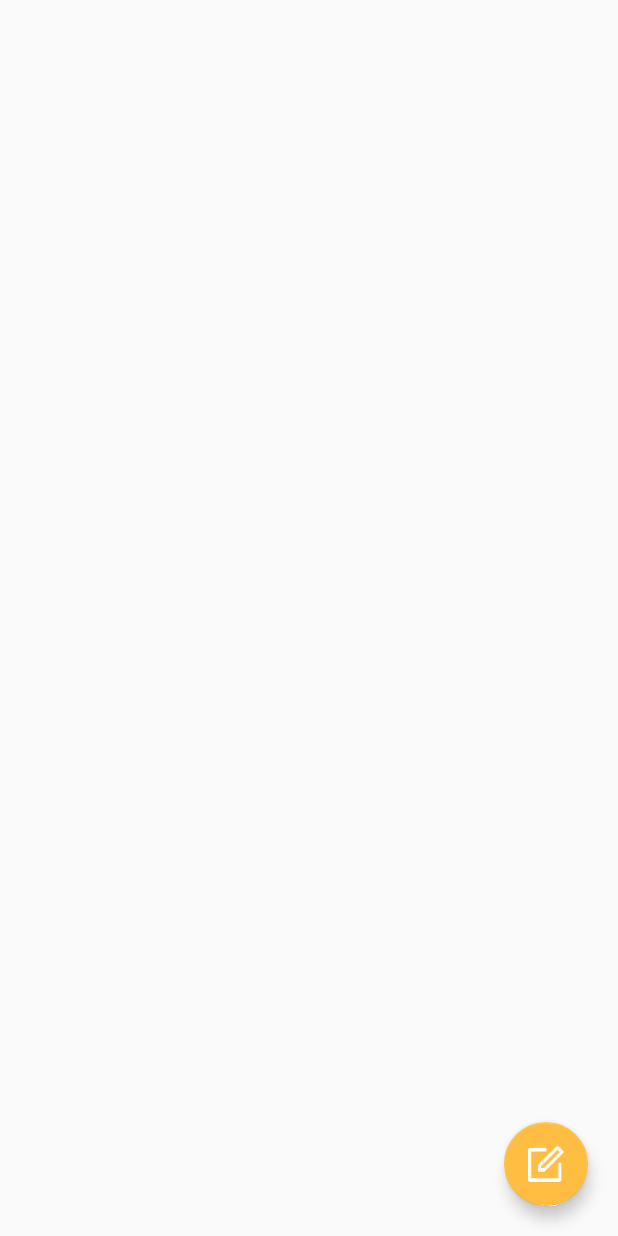
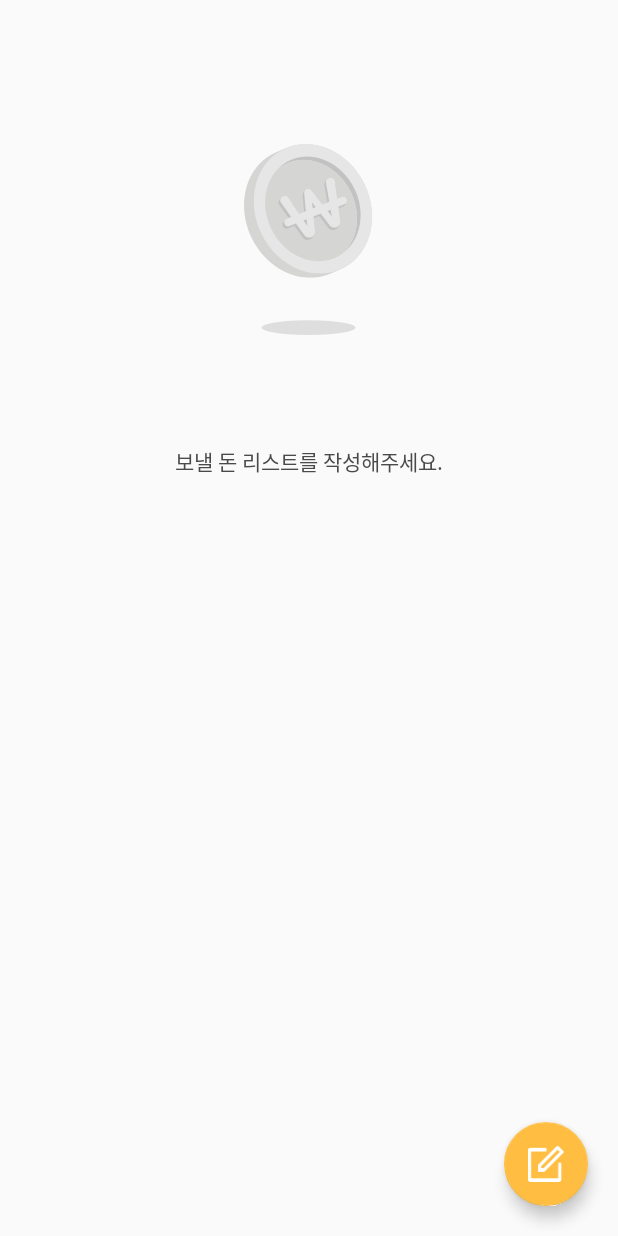
Before and after one commit to KiWooyoung/DoYouRemember, an Android app: the layout fragment_send_money.xml on its own in the app's theme, with its tools: preview values and no code run, on a phone screen of 412 x 824 dp. Run offline under Robolectric (Android 15) with nearby library versions, the phone set to English and light mode, and no system bars.

Commit message:
feature : recyclerview - emptyview적용 / 자주쓰는계좌 랜덤 이미지 적용

```diff
--- a/DoYouRemember/app/src/main/java/com/omjoonkim/doyouremember/app/frequentlyusedaccount/FrequentlyUsedAccountFragment.java
+++ b/DoYouRemember/app/src/main/java/com/omjoonkim/doyouremember/app/frequentlyusedaccount/FrequentlyUsedAccountFragment.java
@@ -79,7 +79,7 @@ public class FrequentlyUsedAccountFragment extends Fragment implements com.omjoo
         recyclerView.setItemAnimator(new DefaultItemAnimator());
 //        "김범준".compareTo("기우영");
         adapter.setMode(Attributes.Mode.Single);
-        presenter.setModel();
+        presenter.setModel(getContext());
         return view;
     }
 
@@ -232,12 +232,12 @@ public class FrequentlyUsedAccountFragment extends Fragment implements com.omjoo
     public void onActivityResult(int requestCode, int resultCode, Intent data) {
         super.onActivityResult(requestCode, resultCode, data);
         if(requestCode == 0 && resultCode == Activity.RESULT_OK)
-            presenter.setModel();
+            presenter.setModel(getContext());
         if(requestCode == 1 && resultCode == Activity.RESULT_OK)
            new Thread(new Runnable() {
                @Override
                public void run() {
-                   presenter.setModel();
+                   presenter.setModel(getContext());
                }
            }).start();
     }
--- a/DoYouRemember/app/src/main/java/com/omjoonkim/doyouremember/app/frequentlyusedaccount/FrequentlyUsedAccountPresenter.java
+++ b/DoYouRemember/app/src/main/java/com/omjoonkim/doyouremember/app/frequentlyusedaccount/FrequentlyUsedAccountPresenter.java
@@ -1,4 +1,6 @@
 package com.omjoonkim.doyouremember.app.frequentlyusedaccount;
+
+import android.content.Context;
 
 import com.omjoonkim.doyouremember.app.frequentlyusedaccount.adapter.FrequentlyUesdAccountAdapter;
 
@@ -13,7 +15,7 @@ public interface FrequentlyUsedAccountPresenter {
     void deleteAccount(int position, String info);
     void onAddFrequentlyUsedAccount();
     void modifyAccount();
-    void setModel();
+    void setModel(Context context);
     void setView(List<FrequentlyUesdAccountAdapter.ItemView> data);
 
     void swipeWriteList(int position);
--- a/DoYouRemember/app/src/main/java/com/omjoonkim/doyouremember/app/frequentlyusedaccount/FrequentlyUsedAccountPresenterImpl.java
+++ b/DoYouRemember/app/src/main/java/com/omjoonkim/doyouremember/app/frequentlyusedaccount/FrequentlyUsedAccountPresenterImpl.java
@@ -1,5 +1,6 @@
 package com.omjoonkim.doyouremember.app.frequentlyusedaccount;
 
+import android.content.Context;
 import android.os.Handler;
 import android.os.Looper;
 
@@ -38,8 +39,8 @@ public class FrequentlyUsedAccountPresenterImpl implements FrequentlyUsedAccount
     }
 
     @Override
-    public void setModel() {
-        model.loadData(this);
+    public void setModel(Context context) {
+        model.loadData(this, context);
     }
 
     @Override
--- a/DoYouRemember/app/src/main/java/com/omjoonkim/doyouremember/app/home/sendmoney/HomeSendAdapter.java
+++ b/DoYouRemember/app/src/main/java/com/omjoonkim/doyouremember/app/home/sendmoney/HomeSendAdapter.java
@@ -1,6 +1,7 @@
 package com.omjoonkim.doyouremember.app.home.sendmoney;
 
 import android.content.Context;
+import android.support.v7.widget.RecyclerView;
 import android.view.LayoutInflater;
 import android.view.View;
 import android.view.ViewGroup;
--- a/DoYouRemember/app/src/main/res/layout/fragment_send_money.xml
+++ b/DoYouRemember/app/src/main/res/layout/fragment_send_money.xml
@@ -16,10 +16,42 @@
         android:layout_margin="@dimen/fab_margin"
         app:srcCompat="@drawable/write_button" />
 
-    <android.support.v7.widget.RecyclerView
+    <!--<android.support.v7.widget.RecyclerView-->
+        <!--android:id="@+id/recycler_home_send"-->
+        <!--android:layout_width="match_parent"-->
+        <!--android:layout_height="match_parent"-->
+        <!--android:scrollbars="vertical" />-->
+
+    <com.omjoonkim.doyouremember.common.EmptyRecyclerView
         android:id="@+id/recycler_home_send"
         android:layout_width="match_parent"
         android:layout_height="match_parent"
-        android:scrollbars="vertical" />
+        android:scrollbars="vertical"/>
+
+    <RelativeLayout
+        android:id="@+id/empty_view_home_send"
+        android:layout_width="match_parent"
+        android:layout_height="match_parent"
+        android:textAlignment="center">
+
+        <ImageView
+            android:id="@+id/textView_empty_img"
+            android:layout_width="wrap_content"
+            android:layout_height="wrap_content"
+            android:layout_centerHorizontal="true"
+            android:layout_marginTop="95dp"
+            android:src="@drawable/empty_note_image"/>
+
+        <TextView
+            android:id="@+id/textView_empty_txt"
+            android:layout_width="wrap_content"
+            android:layout_height="wrap_content"
+            android:layout_centerHorizontal="true"
+            android:layout_below="@id/textView_empty_img"
+            android:layout_marginTop="73dp"
+            android:textColor="@color/text_DarkGray"
+            android:text="보낼 돈 리스트를 작성해주세요."/>
+
+    </RelativeLayout>
 
 </FrameLayout>
```
Also changed, not shown: DoYouRemember/app/src/main/java/com/omjoonkim/doyouremember/app/frequentlyusedaccount/FrequentlyUsedAccountModel.java (+6 -7 lines), DoYouRemember/app/src/main/java/com/omjoonkim/doyouremember/app/frequentlyusedaccount/registeraccount/RegisterModel.java (+4 -13 lines), DoYouRemember/app/src/main/java/com/omjoonkim/doyouremember/app/home/sendmoney/HomeSendMoneyFragment.java (+6 -1 lines), DoYouRemember/app/src/main/java/com/omjoonkim/doyouremember/app/writing/selectfrequentlyusedaccount/SelectFrequentlyUsedActivity.java (+9 -1 lines), DoYouRemember/app/src/main/java/com/omjoonkim/doyouremember/common/EmptyRecyclerView.java (added, +69 -0 lines), DoYouRemember/app/src/main/java/com/omjoonkim/doyouremember/realm/entitiy/PersonRealmObject.java (+5 -3 lines), DoYouRemember/app/src/main/res/drawable-hdpi/empty_note_image.png, DoYouRemember/app/src/main/res/drawable-mdpi/empty_note_image.png, DoYouRemember/app/src/main/res/drawable-xhdpi/empty_note_image.png, DoYouRemember/app/src/main/res/drawable-xxhdpi/empty_note_image.png, DoYouRemember/app/src/main/res/drawable-xxxhdpi/empty_note_image.png.
